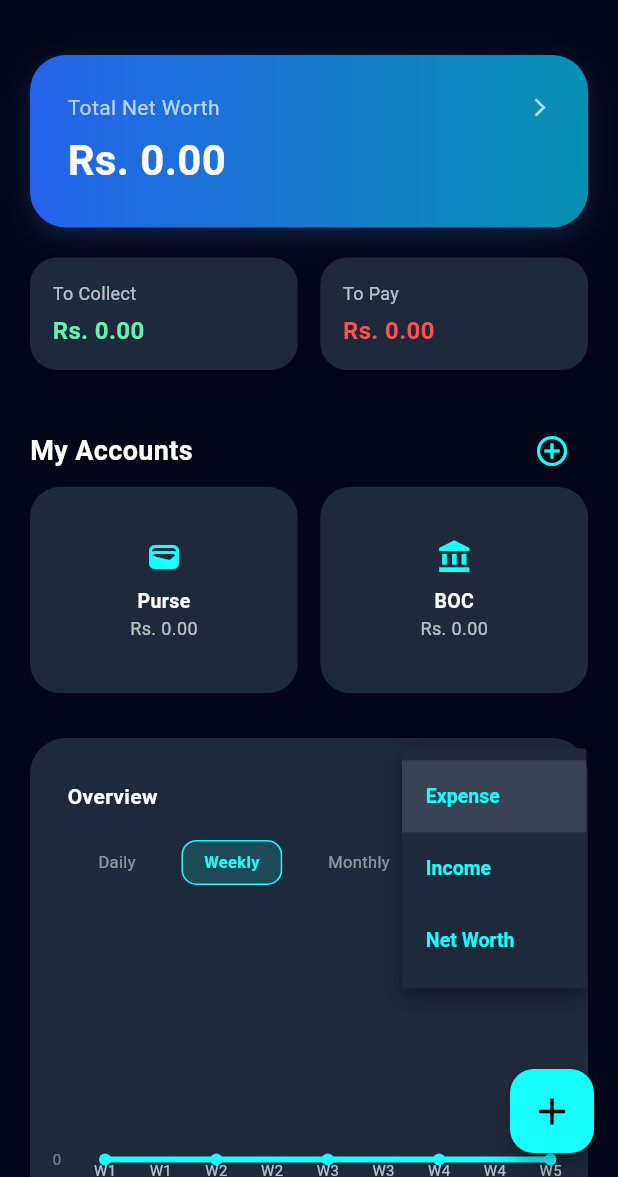
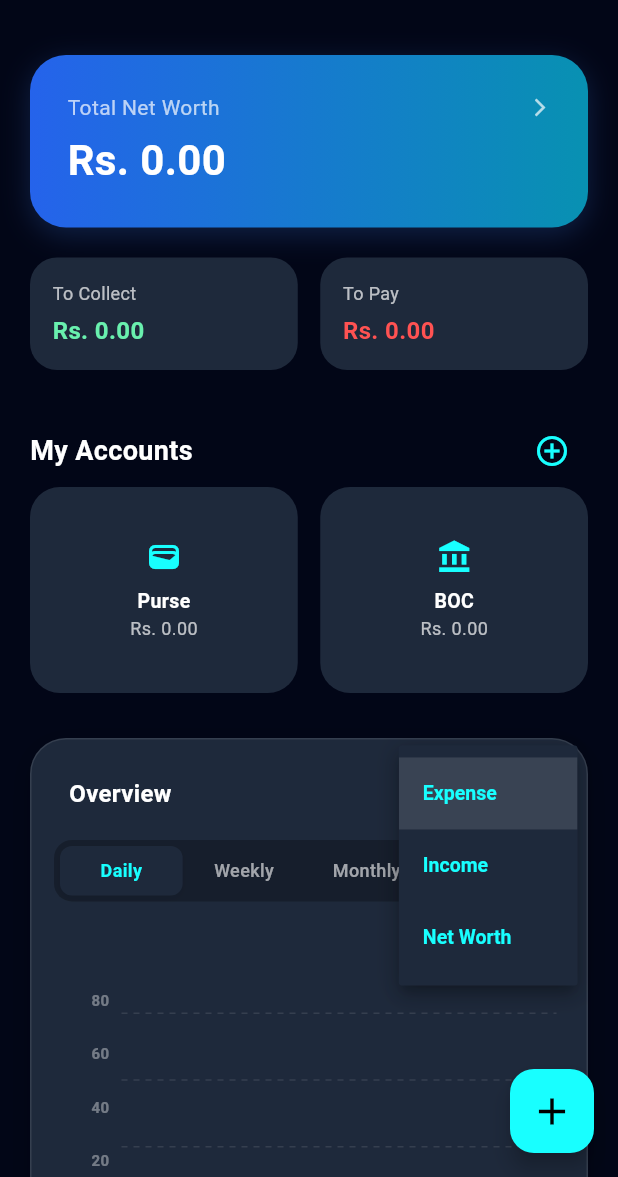
Before and after one commit to adeesha5624/Coffer, a Flutter app: the DashboardScreen screen opened directly with empty values, after a tap on "Expense", on a phone screen of 412 x 824 dp, the part 59-1236 px from its top. Run offline on Flutter 3.47's test engine with Material 3 defaults, Android fonts, the light colour scheme and no system bars; drawn by our look-alikes of fl_chart; our stand-ins replace firebase_auth, firebase_core, google_sign_in, pdf, printing, shared_preferences and 2 more; accounts and stored records are empty; generated files the repository leaves out were written again.

Commit message:
chart changed

```diff
--- a/lib/dashboard_screen.dart
+++ b/lib/dashboard_screen.dart
@@ -34,9 +34,9 @@ class _DashboardScreenState extends State<DashboardScreen> {
   double _toPay = 0.0;
 
   String _selectedChartType = 'Expense';
-  String _selectedTimePeriod = 'Weekly';
-  List<FlSpot> _chartSpots =
-      []; // 📊 චාර්ට් එකේ දත්ත සේව් කරන්න අලුත් ලිස්ට් එකක් හැදුවා මචං
+  String _selectedTimePeriod = 'Daily';
+  List<FlSpot> _chartSpots = [];
+  List<String> _chartLabels = [];
 
   @override
   void initState() {
@@ -66,57 +66,60 @@ class _DashboardScreenState extends State<DashboardScreen> {
     }
 
     // 📊 --- Chart data preparation ---
-    final List<Map<String, dynamic>> allTransactions = await db.query(
-      'transactions',
-    );
+    final List<Map<String, dynamic>> allTransactions = await db.query('transactions');
+    final DateTime now = DateTime.now();
 
-    final DateTime now = DateTime.now();
-    // Start of current week (Monday)
-    final DateTime weekStart = now.subtract(Duration(days: now.weekday - 1));
+    List<String> labels = [];
+    Map<int, double> periodValues = {0: 0.0, 1: 0.0, 2: 0.0, 3: 0.0, 4: 0.0, 5: 0.0};
+    final monthNames = ['Jan', 'Feb', 'Mar', 'Apr', 'May', 'Jun', 'Jul', 'Aug', 'Sep', 'Oct', 'Nov', 'Dec'];
+    final dayNames = ['Mon', 'Tue', 'Wed', 'Thu', 'Fri', 'Sat', 'Sun'];
 
-    // Chart x-axis: 5 points (1–5)
-    Map<int, double> periodValues = {1: 0.0, 2: 0.0, 3: 0.0, 4: 0.0, 5: 0.0};
+    for (int i = 0; i < 6; i++) {
+      if (_selectedTimePeriod == 'Daily') {
+        DateTime d = now.subtract(Duration(days: 5 - i));
+        labels.add(dayNames[d.weekday - 1]);
+      } else if (_selectedTimePeriod == 'Weekly') {
+        labels.add('W${6 - i}');
+      } else if (_selectedTimePeriod == 'Monthly') {
+        int m = now.month - (5 - i);
+        while (m <= 0) {
+          m += 12;
+        }
+        labels.add(monthNames[m - 1]);
+      } else if (_selectedTimePeriod == 'Yearly') {
+        labels.add('${now.year - (5 - i)}');
+      }
+    }
 
     for (var tx in allTransactions) {
       String txType = tx['type'].toString();
       String txDateStr = tx['date'].toString();
       double txAmount = (tx['amount'] as num?)?.toDouble() ?? 0.0;
 
-      if (_selectedChartType != 'Net Worth' && txType != _selectedChartType) {
-        continue;
-      }
+      if (_selectedChartType != 'Net Worth' && txType != _selectedChartType) continue;
 
       try {
         DateTime txDate = DateTime.parse(txDateStr);
         int spotIndex = -1;
 
         if (_selectedTimePeriod == 'Daily') {
-          // Only include transactions from the current week (Mon–Fri)
-          final bool isCurrentWeek =
-              txDate.isAfter(weekStart.subtract(Duration(days: 1))) &&
-              txDate.isBefore(weekStart.add(Duration(days: 7)));
-          if (!isCurrentWeek) continue;
-          spotIndex = txDate.weekday; // 1=Mon … 5=Fri (6,7 filtered below)
-          if (spotIndex > 5) continue; // skip Sat(6) and Sun(7)
+          int diff = now.difference(DateTime(txDate.year, txDate.month, txDate.day)).inDays;
+          if (diff >= 0 && diff <= 5) spotIndex = 5 - diff;
+        } else if (_selectedTimePeriod == 'Weekly') {
+          int diff = now.difference(txDate).inDays;
+          if (diff >= 0 && diff < 42) spotIndex = 5 - (diff ~/ 7);
         } else if (_selectedTimePeriod == 'Monthly') {
-          spotIndex = txDate.month; // 1 = Jan, 5 = May
+          int diffMonths = (now.year - txDate.year) * 12 + now.month - txDate.month;
+          if (diffMonths >= 0 && diffMonths <= 5) spotIndex = 5 - diffMonths;
         } else if (_selectedTimePeriod == 'Yearly') {
-          spotIndex = txDate.year - 2021; // 2022 -> 1, 2026 -> 5
-        } else {
-          // Weekly (W1 - W5)
-          spotIndex = ((txDate.day - 1) / 7).toInt() + 1;
+          int diffYears = now.year - txDate.year;
+          if (diffYears >= 0 && diffYears <= 5) spotIndex = 5 - diffYears;
         }
 
-        // දත්ත එකතු කිරීම සිදු කරනවා
         if (periodValues.containsKey(spotIndex)) {
           if (_selectedChartType == 'Net Worth') {
-            // Net worth එකට නම් Income එකතු කරලා Expense අඩු කරනවා
-            if (txType == 'Income') {
-              periodValues[spotIndex] = periodValues[spotIndex]! + txAmount;
-            }
-            if (txType == 'Expense') {
-              periodValues[spotIndex] = periodValues[spotIndex]! - txAmount;
-            }
+            if (txType == 'Income') periodValues[spotIndex] = periodValues[spotIndex]! + txAmount;
+            if (txType == 'Expense') periodValues[spotIndex] = periodValues[spotIndex]! - txAmount;
           } else {
             periodValues[spotIndex] = periodValues[spotIndex]! + txAmount;
           }
@@ -126,23 +129,19 @@ class _DashboardScreenState extends State<DashboardScreen> {
       }
     }
 
-    // FlSpot ලිස්ට් එකක් බවට පරිවර්තනය කිරීම
     List<FlSpot> computedSpots = [];
     if (_selectedChartType == 'Net Worth') {
-      // Net worth ප්‍රස්ථාරය ඉස්සරහට ලස්සනට වැඩිවෙවී යන ප්‍රවණතාවයක් (Trend line) පෙන්වනවා
-      double currentRunning =
-          netWorth -
-          (periodValues[1]! +
-              periodValues[2]! +
-              periodValues[3]! +
-              periodValues[4]! +
-              periodValues[5]!);
-      for (int i = 1; i <= 5; i++) {
-        currentRunning += periodValues[i]!;
-        computedSpots.add(FlSpot(i.toDouble(), currentRunning));
+      double currentRunning = netWorth;
+      for (int i = 5; i >= 0; i--) {
+        currentRunning -= periodValues[i]!;
+      }
+      double running = currentRunning;
+      for (int i = 0; i < 6; i++) {
+        running += periodValues[i]!;
+        computedSpots.add(FlSpot(i.toDouble(), running));
       }
     } else {
-      for (int i = 1; i <= 5; i++) {
+      for (int i = 0; i < 6; i++) {
         computedSpots.add(FlSpot(i.toDouble(), periodValues[i]!));
       }
     }
@@ -152,24 +151,11 @@ class _DashboardScreenState extends State<DashboardScreen> {
       _totalNetWorth = netWorth;
       _toCollect = collectSum;
       _toPay = paySum;
-      _chartSpots =
-          computedSpots; // 🎯 ඔන්න සජීවී දත්ත ටික ස්ටේට් එකට දැම්මා මචං
+      _chartSpots = computedSpots;
+      _chartLabels = labels;
     });
   }
 
-  // 🎯 චාර්ට් එකට Spots දත්ත ලබාදෙන ෆන්ක්ෂන් එක
-  List<FlSpot> _getChartSpots() {
-    if (_chartSpots.isEmpty) {
-      return [
-        FlSpot(1, 0.0),
-        FlSpot(2, 0.0),
-        FlSpot(3, 0.0),
-        FlSpot(4, 0.0),
-        FlSpot(5, 0.0),
-      ];
-    }
-    return _chartSpots;
-  }
 
   Color _getChartColor() {
     bool isDark = Theme.of(context).brightness == Brightness.dark;
@@ -489,12 +475,38 @@ class _DashboardScreenState extends State<DashboardScreen> {
   Widget _buildDynamicLineChart() {
     Color chartColor = _getChartColor();
     bool isDark = Theme.of(context).brightness == Brightness.dark;
+
+    // Find min and max y to create good bounds for the chart
+    double minY = 0;
+    double maxY = 100;
+    if (_chartSpots.isNotEmpty) {
+      minY = _chartSpots.map((s) => s.y).reduce((a, b) => a < b ? a : b);
+      maxY = _chartSpots.map((s) => s.y).reduce((a, b) => a > b ? a : b);
+
+      // Ensure there's a margin so points don't clip at the borders
+      if (minY == maxY) {
+        maxY += 100;
+        if (minY > 0) minY -= 10;
+      } else {
+        double padding = (maxY - minY) * 0.2;
+        maxY += padding;
+        minY -= padding;
+      }
+    }
+
     return Container(
-      padding: const EdgeInsets.fromLTRB(15, 15, 25, 15),
+      padding: const EdgeInsets.fromLTRB(15, 20, 20, 15),
       decoration: BoxDecoration(
         color: Theme.of(context).cardColor,
         borderRadius: BorderRadius.circular(24),
-        border: isDark ? null : Border.all(color: Colors.black26, width: 1),
+        border: isDark ? Border.all(color: Colors.white10, width: 1) : Border.all(color: Colors.black12, width: 1),
+        boxShadow: [
+          BoxShadow(
+            color: Colors.black.withValues(alpha: isDark ? 0.2 : 0.05),
+            blurRadius: 15,
+            offset: Offset(0, 5),
+          ),
+        ]
       ),
       child: Column(
         children: [
@@ -505,13 +517,21 @@ class _DashboardScreenState extends State<DashboardScreen> {
                 padding: EdgeInsets.only(left: 10),
                 child: Text(
                   "Overview",
-                  style: TextStyle(fontWeight: FontWeight.bold, fontSize: 14),
+                  style: TextStyle(fontWeight: FontWeight.bold, fontSize: 16),
                 ),
               ),
-              DropdownButtonHideUnderline(
+              Container(
+                height: 32,
+                padding: EdgeInsets.symmetric(horizontal: 10),
+                decoration: BoxDecoration(
+                  color: chartColor.withValues(alpha: 0.1),
+                  borderRadius: BorderRadius.circular(12),
+                ),
+                child: DropdownButtonHideUnderline(
                   child: DropdownButton<String>(
                     value: _selectedChartType,
                     dropdownColor: Theme.of(context).cardColor,
+                    icon: Icon(Icons.arrow_drop_down, color: chartColor, size: 20),
                     style: TextStyle(
                       color: chartColor,
                       fontWeight: FontWeight.bold,
@@ -528,98 +548,115 @@ class _DashboardScreenState extends State<DashboardScreen> {
                     onChanged: (String? newValue) {
                       if (newValue != null) {
                         setState(() => _selectedChartType = newValue);
-                      _refreshData(); // 👈 ටයිප් එක මාරු කරපු ගමන් ඩේටාබේස් එකෙන් අලුත් දත්ත ගන්නවා මචං
+                        _refreshData();
                       }
                     },
                   ),
                 ),
+              ),
             ],
           ),
-          SizedBox(height: 5),
-          Row(
+          SizedBox(height: 15),
+          Container(
+            padding: EdgeInsets.all(4),
+            decoration: BoxDecoration(
+              color: isDark ? Colors.black26 : Colors.black.withValues(alpha: 0.05),
+              borderRadius: BorderRadius.circular(12),
+            ),
+            child: Row(
               mainAxisAlignment: MainAxisAlignment.spaceEvenly,
               children: ['Daily', 'Weekly', 'Monthly', 'Yearly'].map((period) {
                 bool isSelected = _selectedTimePeriod == period;
-              return GestureDetector(
+                return Expanded(
+                  child: GestureDetector(
                     onTap: () {
                       setState(() => _selectedTimePeriod = period);
-                  _refreshData(); // 👈 කාල සීමාව (Daily/Weekly) මාරු කරපු ගමන් චාර්ට් එක අප්ඩේට් කරනවා මචං
+                      _refreshData();
                     },
-                child: Container(
-                  padding: const EdgeInsets.symmetric(
-                    horizontal: 14,
-                    vertical: 6,
+                    child: AnimatedContainer(
+                      duration: Duration(milliseconds: 200),
+                      padding: const EdgeInsets.symmetric(vertical: 8),
+                      decoration: BoxDecoration(
+                        color: isSelected ? Theme.of(context).cardColor : Colors.transparent,
+                        borderRadius: BorderRadius.circular(8),
+                        boxShadow: isSelected ? [
+                          BoxShadow(
+                            color: Colors.black.withValues(alpha: 0.05),
+                            blurRadius: 4,
+                            offset: Offset(0, 2),
+                          )
+                        ] : [],
                       ),
-                  decoration: BoxDecoration(
-                    color: isSelected
-                        ? chartColor.withValues(alpha: 0.15)
-                        : Colors.transparent,
-                    borderRadius: BorderRadius.circular(10),
-                    border: Border.all(
-                      color: isSelected ? chartColor : Colors.transparent,
-                      width: 1,
-                    ),
-                  ),
+                      child: Center(
                         child: Text(
                           period,
                           style: TextStyle(
                             color: isSelected
                                 ? chartColor
                                 : Theme.of(context).textTheme.bodySmall?.color
-                                ?.withValues(alpha: 0.5),
-                      fontSize: 11,
-                      fontWeight: isSelected
-                          ? FontWeight.bold
-                          : FontWeight.normal,
+                                      ?.withValues(alpha: 0.6),
+                            fontSize: 12,
+                            fontWeight: isSelected ? FontWeight.bold : FontWeight.w500,
+                          ),
+                        ),
                       ),
                     ),
                   ),
                 );
               }).toList(),
             ),
-          SizedBox(height: 25),
+          ),
+          SizedBox(height: 30),
           SizedBox(
-            height: 180,
+            height: 200,
             child: LineChart(
               LineChartData(
-                gridData: FlGridData(show: false),
+                minX: 0,
+                maxX: 5,
+                minY: minY,
+                maxY: maxY,
+                gridData: FlGridData(
+                  show: true,
+                  drawVerticalLine: false,
+                  horizontalInterval: (maxY - minY) / 4 == 0 ? 1 : (maxY - minY) / 4,
+                  getDrawingHorizontalLine: (value) {
+                    return FlLine(
+                      color: isDark ? Colors.white10 : Colors.black.withValues(alpha: 0.05),
+                      strokeWidth: 1,
+                      dashArray: [4, 4],
+                    );
+                  },
+                ),
                 borderData: FlBorderData(show: false),
                 titlesData: FlTitlesData(
                   show: true,
-                  rightTitles: AxisTitles(
-                    sideTitles: SideTitles(showTitles: false),
-                  ),
-                  topTitles: AxisTitles(
-                    sideTitles: SideTitles(showTitles: false),
-                  ),
+                  rightTitles: AxisTitles(sideTitles: SideTitles(showTitles: false)),
+                  topTitles: AxisTitles(sideTitles: SideTitles(showTitles: false)),
                   leftTitles: AxisTitles(
                     sideTitles: SideTitles(
                       showTitles: true,
-                      reservedSize: 35,
+                      reservedSize: 45,
                       getTitlesWidget: (value, meta) {
-                        if (value == 0) {
-                          return Text(
-                            '0',
+                        if (value == minY || value == maxY) return const SizedBox.shrink();
+
+                        String text = '';
+                        if (value.abs() >= 1000000) {
+                          text = '${(value / 1000000).toStringAsFixed(1)}M';
+                        } else if (value.abs() >= 1000) {
+                          text = '${(value / 1000).toStringAsFixed(1)}k';
+                        } else {
+                          text = value.toInt().toString();
+                        }
+                        return Padding(
+                          padding: const EdgeInsets.only(right: 8.0),
+                          child: Text(
+                            text,
                             style: TextStyle(
                               color: AppTheme.textMuted(context),
                               fontSize: 10,
+                              fontWeight: FontWeight.w600,
                             ),
-                          );
-                        }
-                        if (value >= 1000) {
-                          return Text(
-                            '${(value / 1000).toStringAsFixed(0)}k',
-                            style: TextStyle(
-                              color: AppTheme.textMuted(context),
-                              fontSize: 10,
-                            ),
-                          );
-                        }
-                        return Text(
-                          value.toInt().toString(),
-                          style: TextStyle(
-                            color: AppTheme.textMuted(context),
-                            fontSize: 10,
+                            textAlign: TextAlign.right,
                           ),
                         );
                       },
@@ -630,197 +667,48 @@ class _DashboardScreenState extends State<DashboardScreen> {
                       showTitles: true,
                       getTitlesWidget: (value, meta) {
                         int idx = value.toInt();
-                        if (_selectedTimePeriod == 'Daily') {
-                          switch (idx) {
-                            case 1:
-                              return Text(
-                                'Mon',
+                        if (idx >= 0 && idx < _chartLabels.length) {
+                          return Padding(
+                            padding: const EdgeInsets.only(top: 8.0),
+                            child: Text(
+                              _chartLabels[idx],
                               style: TextStyle(
                                 color: AppTheme.textSecondary(context),
                                 fontSize: 10,
+                                fontWeight: FontWeight.w600,
                               ),
-                              );
-                            case 2:
-                              return Text(
-                                'Tue',
-                                style: TextStyle(
-                                  color: AppTheme.textSecondary(context),
-                                  fontSize: 10,
-                                ),
-                              );
-                            case 3:
-                              return Text(
-                                'Wed',
-                                style: TextStyle(
-                                  color: AppTheme.textSecondary(context),
-                                  fontSize: 10,
-                                ),
-                              );
-                            case 4:
-                              return Text(
-                                'Thu',
-                                style: TextStyle(
-                                  color: AppTheme.textSecondary(context),
-                                  fontSize: 10,
-                                ),
-                              );
-                            case 5:
-                              return Text(
-                                'Fri',
-                                style: TextStyle(
-                                  color: AppTheme.textSecondary(context),
-                                  fontSize: 10,
                             ),
                           );
                         }
-                        } else if (_selectedTimePeriod == 'Monthly') {
-                          switch (idx) {
-                            case 1:
-                              return Text(
-                                'Jan',
-                                style: TextStyle(
-                                  color: AppTheme.textSecondary(context),
-                                  fontSize: 10,
-                                ),
-                              );
-                            case 2:
-                              return Text(
-                                'Feb',
-                                style: TextStyle(
-                                  color: AppTheme.textSecondary(context),
-                                  fontSize: 10,
-                                ),
-                              );
-                            case 3:
-                              return Text(
-                                'Mar',
-                                style: TextStyle(
-                                  color: AppTheme.textSecondary(context),
-                                  fontSize: 10,
-                                ),
-                              );
-                            case 4:
-                              return Text(
-                                'Apr',
-                                style: TextStyle(
-                                  color: AppTheme.textSecondary(context),
-                                  fontSize: 10,
-                                ),
-                              );
-                            case 5:
-                              return Text(
-                                'May',
-                                style: TextStyle(
-                                  color: AppTheme.textSecondary(context),
-                                  fontSize: 10,
-                                ),
-                              );
-                          }
-                        } else if (_selectedTimePeriod == 'Yearly') {
-                          switch (idx) {
-                            case 1:
-                              return Text(
-                                '2022',
-                                style: TextStyle(
-                                  color: AppTheme.textSecondary(context),
-                                  fontSize: 10,
-                                ),
-                              );
-                            case 2:
-                              return Text(
-                                '2023',
-                                style: TextStyle(
-                                  color: AppTheme.textSecondary(context),
-                                  fontSize: 10,
-                                ),
-                              );
-                            case 3:
-                              return Text(
-                                '2024',
-                                style: TextStyle(
-                                  color: AppTheme.textSecondary(context),
-                                  fontSize: 10,
-                                ),
-                              );
-                            case 4:
-                              return Text(
-                                '2025',
-                                style: TextStyle(
-                                  color: AppTheme.textSecondary(context),
-                                  fontSize: 10,
-                                ),
-                              );
-                            case 5:
-                              return Text(
-                                '2026',
-                                style: TextStyle(
-                                  color: AppTheme.textSecondary(context),
-                                  fontSize: 10,
-                                ),
-                              );
-                          }
-                        } else {
-                          switch (idx) {
-                            case 1:
-                              return Text(
-                                'W1',
-                                style: TextStyle(
-                                  color: AppTheme.textSecondary(context),
-                                  fontSize: 10,
-                                ),
-                              );
-                            case 2:
-                              return Text(
-                                'W2',
-                                style: TextStyle(
-                                  color: AppTheme.textSecondary(context),
-                                  fontSize: 10,
-                                ),
-                              );
-                            case 3:
-                              return Text(
-                                'W3',
-                                style: TextStyle(
-                                  color: AppTheme.textSecondary(context),
-                                  fontSize: 10,
-                                ),
-                              );
-                            case 4:
-                              return Text(
-                                'W4',
-                                style: TextStyle(
-                                  color: AppTheme.textSecondary(context),
-                                  fontSize: 10,
-                                ),
-                              );
-                            case 5:
-                              return Text(
-                                'W5',
-                                style: TextStyle(
-                                  color: AppTheme.textSecondary(context),
-                                  fontSize: 10,
-                                ),
-                              );
-                          }
-                        }
-                        return Text('');
+                        return const Text('');
                       },
                     ),
                   ),
                 ),
                 lineBarsData: [
                   LineChartBarData(
-                    spots: _getChartSpots(),
+                    spots: _chartSpots.isEmpty ? [FlSpot(0,0), FlSpot(1,0), FlSpot(2,0), FlSpot(3,0), FlSpot(4,0), FlSpot(5,0)] : _chartSpots,
                     isCurved: true,
+                    curveSmoothness: 0.35,
                     color: chartColor,
                     barWidth: 4,
                     isStrokeCapRound: true,
-                    dotData: FlDotData(show: true),
+                    dotData: FlDotData(
+                      show: true,
+                      getDotPainter: (spot, percent, barData, index) {
+                        return FlDotCirclePainter(
+                          radius: 4,
+                          color: Theme.of(context).cardColor,
+                          strokeWidth: 3,
+                          strokeColor: chartColor,
+                        );
+                      },
+                    ),
                     belowBarData: BarAreaData(
                       show: true,
                       gradient: LinearGradient(
                         colors: [
-                          chartColor.withValues(alpha: 0.2),
+                          chartColor.withValues(alpha: 0.25),
                           chartColor.withValues(alpha: 0.0),
                         ],
                         begin: Alignment.topCenter,
```
Also changed, not shown: 2 other files. Lines whose indentation alone changed are shown as unchanged.
